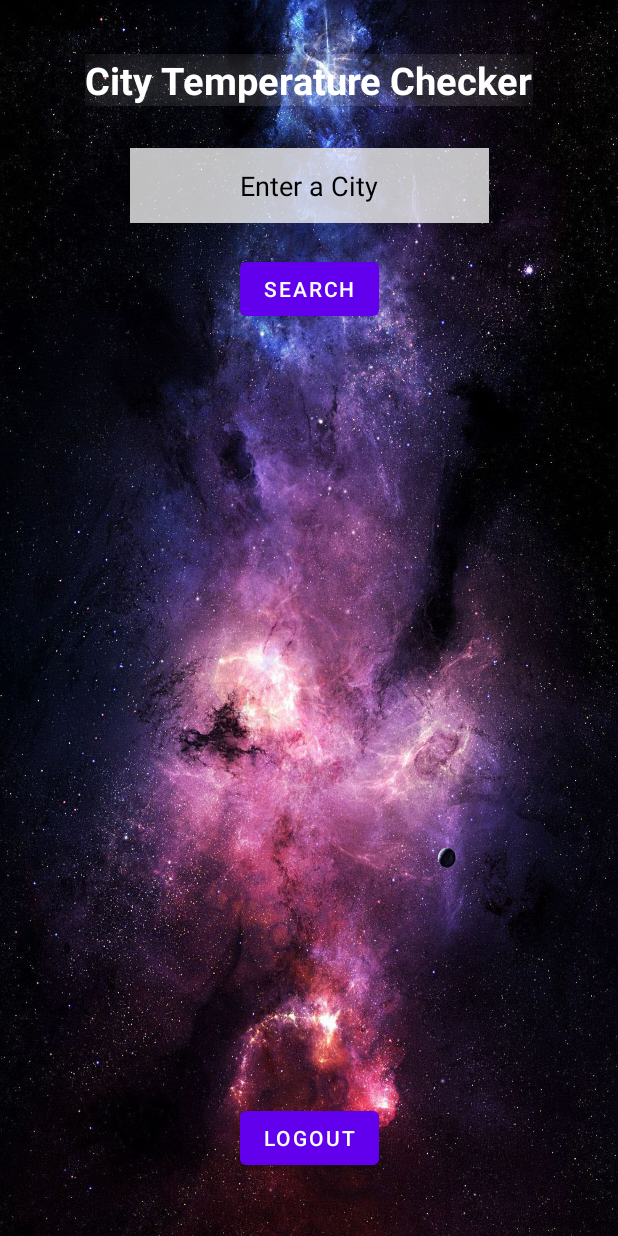
After one commit to gelluelc/TeamVoid_Project, an Android app: the Weather screen opened directly, with no data from a screen before it, on a phone screen of 412 x 824 dp. The commit adds this screen. Run offline under Robolectric (Android 15) with nearby library versions, the phone set to English and light mode, and no system bars; our stand-ins replace Firebase (no records; nobody signed in at launch, a user with empty details on screens opened directly), Volley.

Commit message:
final push

```diff
--- a/app/build.gradle
+++ b/app/build.gradle
@@ -39,4 +39,5 @@ dependencies {
     testImplementation 'junit:junit:4.13.2'
     androidTestImplementation 'androidx.test.ext:junit:1.1.3'
     androidTestImplementation 'androidx.test.espresso:espresso-core:3.4.0'
+    implementation 'com.android.volley:volley:1.2.0'
 }
--- a/app/src/main/AndroidManifest.xml
+++ b/app/src/main/AndroidManifest.xml
@@ -9,7 +9,9 @@
         android:roundIcon="@mipmap/teamvoidlogo_round"
         android:supportsRtl="true"
         android:theme="@style/Theme.TeamVoidProject">
-        <activity android:name=".register"></activity>
+        <activity android:name=".Weather">
+        </activity>
+        <activity android:name=".register" />
         <activity android:name=".MainActivity">
             <intent-filter>
                 <action android:name="android.intent.action.MAIN" />
--- /dev/null
+++ b/app/src/main/java/com/example/teamvoidproject/Weather.java
@@ -0,0 +1,133 @@
+package com.example.teamvoidproject;
+
+import androidx.appcompat.app.AppCompatActivity;
+
+import android.content.Intent;
+import android.os.Bundle;
+import android.view.View;
+import android.widget.Button;
+import android.widget.EditText;
+import android.widget.TextView;
+import android.widget.Toast;
+
+import com.android.volley.Request;
+import com.android.volley.RequestQueue;
+import com.android.volley.Response;
+import com.android.volley.VolleyError;
+import com.android.volley.toolbox.JsonObjectRequest;
+import com.android.volley.toolbox.Volley;
+import com.google.firebase.auth.FirebaseAuth;
+import com.google.firebase.auth.FirebaseUser;
+
+import org.json.JSONException;
+import org.json.JSONObject;
+
+public class Weather extends AppCompatActivity implements View.OnClickListener {
+
+    private EditText et;
+    private TextView tvtemp, tvhumid, tvwindspeed, tvcountry, comment;
+
+    private Button btn_search,btn_logout;
+
+    private FirebaseAuth mAuth;
+
+    @Override
+    protected void onCreate(Bundle savedInstanceState) {
+        super.onCreate(savedInstanceState);
+        setContentView(R.layout.activity_weather);
+
+        initialization();
+        listeners();
+    }
+
+    public void initialization(){
+        et = findViewById(R.id.edt_email);
+        tvtemp = findViewById(R.id.tvtemp);
+        tvhumid = findViewById(R.id.tvhumid);
+        tvwindspeed = findViewById(R.id.tvwindspeed);
+        tvcountry = findViewById(R.id.tvcountry);
+        comment = findViewById(R.id.comment);
+
+        //button
+        btn_search = findViewById(R.id.btn_search);
+        btn_logout = findViewById(R.id.btn_logout);
+
+        mAuth = FirebaseAuth.getInstance();
+    }
+
+    public void listeners(){
+        btn_search.setOnClickListener(this);
+        btn_logout.setOnClickListener(this);
+    }
+
+    @Override
+    public void onClick(View v) {
+        switch (v.getId()){
+            case R.id.btn_search:
+                search();
+                break;
+            case R.id.btn_logout:
+                logout();
+                break;
+        }
+    }
+
+    public void search(){
+        String apikey = "1c41140148ebdd3a5b38055473fffead";
+        String city = et.getText().toString();
+        String url = "https://api.openweathermap.org/data/2.5/weather?q="+ city +"&appid=" + apikey;
+        RequestQueue queue = Volley.newRequestQueue(getApplicationContext());
+        JsonObjectRequest request = new JsonObjectRequest(Request.Method.GET, url, null, new Response.Listener<JSONObject>() {
+            @Override
+            public void onResponse(JSONObject response) {
+                try {
+                    JSONObject object = response.getJSONObject("main");
+                    String temperature = object.getString("temp");
+                    Double temp = Double.parseDouble(temperature)-273.15;
+                    tvtemp.setText("TEMPERATURE:  " + temp.toString().substring(0,5) + "C");
+
+                    String humidity = object.getString("humidity");
+                    Double humid = Double.parseDouble(humidity);
+                    tvhumid.setText("HUMIDITY:  " + humid.toString());
+
+                    JSONObject wind = response.getJSONObject("wind");
+                    String windspd = wind.getString("speed");
+                    Double winds = Double.parseDouble(windspd);
+                    tvwindspeed.setText("Wind Speed: " + winds.toString());
+
+                    JSONObject cntry = response.getJSONObject("sys");
+                    String country = cntry.getString("country");
+                    tvcountry.setText("Country: " + country.toString());
+
+                    if (temp <= 32){
+                        comment.setText("Advice:\nIt might rain. Bring an umbrella!");
+                    }else if(temp <=22){
+                        comment.setText("Advice:\nIt's so Cold bring a Jacket!");
+                    }
+                    else {
+                        comment.setText("Advice:\nWear clothes made from Cotton!");
+                    }
+
+                } catch (JSONException e) {
+                    Toast.makeText(getApplicationContext(),e.getMessage(),Toast.LENGTH_SHORT).show();
+                }
+
+            }
+        }, new Response.ErrorListener() {
+            @Override
+            public void onErrorResponse(VolleyError error) {
+                Toast.makeText(Weather.this, "Incorrect City Name,", Toast.LENGTH_SHORT).show();
+            }
+        });
+        queue.add(request);
+    }
+
+    public void logout(){
+            FirebaseAuth.getInstance().signOut();
+            Toast.makeText(this, "Logout Successfully", Toast.LENGTH_SHORT).show();
+            Intent intent = new Intent(Weather.this, MainActivity.class);
+            startActivity(intent);
+            finish();
+
+    }
+}
--- /dev/null
+++ b/app/src/main/res/layout/activity_weather.xml
@@ -0,0 +1,158 @@
+<?xml version="1.0" encoding="utf-8"?>
+<androidx.constraintlayout.widget.ConstraintLayout xmlns:android="http://schemas.android.com/apk/res/android"
+    xmlns:app="http://schemas.android.com/apk/res-auto"
+    xmlns:tools="http://schemas.android.com/tools"
+    android:layout_width="match_parent"
+    android:layout_height="match_parent"
+    android:background="@drawable/bg"
+    tools:context=".Weather">
+
+
+    <TextView
+        android:id="@+id/textView"
+        android:layout_width="wrap_content"
+        android:layout_height="wrap_content"
+        android:layout_marginTop="36dp"
+        android:shadowColor="@color/white"
+        android:shadowDx="0"
+        android:shadowDy="0"
+        android:shadowRadius="50"
+        android:text="City Temperature Checker"
+        android:textColor="#FFFFFF"
+        android:textSize="25dp"
+        android:textStyle="bold"
+        android:visibility="visible"
+        app:layout_constraintEnd_toEndOf="parent"
+        app:layout_constraintStart_toStartOf="parent"
+        app:layout_constraintTop_toTopOf="parent" />
+
+    <EditText
+        android:id="@+id/edt_email"
+        android:layout_width="239dp"
+        android:layout_height="50dp"
+        android:layout_marginTop="28dp"
+        android:background="@color/white"
+        android:backgroundTint="#BFFFFFFF"
+        android:ems="10"
+        android:hint="Enter a City"
+        android:inputType="textPersonName"
+        android:textAlignment="center"
+        android:textColor="@color/black"
+        android:textColorHint="@color/black"
+        app:layout_constraintEnd_toEndOf="parent"
+        app:layout_constraintStart_toStartOf="parent"
+        app:layout_constraintTop_toBottomOf="@+id/textView"
+        tools:ignore="MissingConstraints" />
+
+    <Button
+        android:id="@+id/btn_search"
+        android:layout_width="wrap_content"
+        android:layout_height="wrap_content"
+        android:layout_marginTop="20dp"
+        android:text="Search"
+        app:layout_constraintEnd_toEndOf="parent"
+        app:layout_constraintStart_toStartOf="parent"
+        app:layout_constraintTop_toBottomOf="@+id/edt_email" />
+
+    <TextView
+        android:id="@+id/tvtemp"
+        android:layout_width="293dp"
+        android:layout_height="48dp"
+        android:layout_marginTop="36dp"
+        android:gravity="center_horizontal"
+        android:text=""
+        android:shadowDx="0"
+        android:shadowDy="0"
+        android:shadowRadius="50"
+        android:textColor="#FFFFFF"
+        android:textSize="24sp"
+        app:layout_constraintEnd_toEndOf="parent"
+        app:layout_constraintStart_toStartOf="parent"
+        app:layout_constraintTop_toBottomOf="@+id/btn_search" />
+
+    <TextView
+        android:id="@+id/tvhumid"
+        android:layout_width="293dp"
+        android:layout_height="48dp"
+        android:gravity="center_horizontal"
+        android:text=""
+        android:shadowDx="0"
+        android:shadowDy="0"
+        android:shadowRadius="50"
+        android:textColor="#FFFFFF"
+        android:textSize="24sp"
+        app:layout_constraintBottom_toBottomOf="parent"
+        app:layout_constraintEnd_toEndOf="parent"
+        app:layout_constraintHorizontal_bias="0.491"
+        app:layout_constraintStart_toStartOf="parent"
+        app:layout_constraintTop_toBottomOf="@+id/tvtemp"
+        app:layout_constraintVertical_bias="0.067" />
+
+    <TextView
+        android:id="@+id/tvwindspeed"
+        android:layout_width="293dp"
+        android:layout_height="48dp"
+        android:gravity="center_horizontal"
+        android:text=""
+        android:shadowDx="0"
+        android:shadowDy="0"
+        android:shadowRadius="50"
+        android:textColor="#FFFFFF"
+        android:textSize="24sp"
+        app:layout_constraintBottom_toBottomOf="parent"
+        app:layout_constraintEnd_toEndOf="parent"
+        app:layout_constraintHorizontal_bias="0.49"
+        app:layout_constraintStart_toStartOf="parent"
+        app:layout_constraintTop_toBottomOf="@+id/tvhumid"
+        app:layout_constraintVertical_bias="0.081" />
+
+    <TextView
+        android:id="@+id/tvcountry"
+        android:layout_width="293dp"
+        android:layout_height="48dp"
+        android:gravity="center_horizontal"
+        android:shadowDx="0"
+        android:shadowDy="0"
+        android:shadowRadius="50"
+        android:text=""
+        android:textColor="#ffffff"
+        android:textSize="24sp"
+        app:layout_constraintBottom_toBottomOf="parent"
+        app:layout_constraintEnd_toEndOf="parent"
+        app:layout_constraintHorizontal_bias="0.491"
+        app:layout_constraintStart_toStartOf="parent"
+        app:layout_constraintTop_toBottomOf="@+id/tvwindspeed"
+        app:layout_constraintVertical_bias="0.103" />
+
+    <TextView
+        android:id="@+id/comment"
+        android:layout_width="294dp"
+        android:layout_height="92dp"
+        android:gravity="center_horizontal"
+        android:shadowDx="0"
+        android:shadowDy="0"
+        android:shadowRadius="50"
+        android:text=""
+        android:textColor="#ffffff"
+        android:textSize="24sp"
+        app:layout_constraintBottom_toBottomOf="parent"
+        app:layout_constraintEnd_toEndOf="parent"
+        app:layout_constraintHorizontal_bias="0.491"
+        app:layout_constraintStart_toStartOf="parent"
+        app:layout_constraintTop_toBottomOf="@+id/tvcountry"
+        app:layout_constraintVertical_bias="0.146" />
+
+    <Button
+        android:id="@+id/btn_logout"
+        android:layout_width="wrap_content"
+        android:layout_height="wrap_content"
+        android:text="Logout"
+        app:layout_constraintBottom_toBottomOf="parent"
+        app:layout_constraintEnd_toEndOf="parent"
+        app:layout_constraintHorizontal_bias="0.501"
+        app:layout_constraintStart_toStartOf="parent"
+        app:layout_constraintTop_toBottomOf="@+id/tvcountry"
+        app:layout_constraintVertical_bias="0.823" />
+
+
+</androidx.constraintlayout.widget.ConstraintLayout>
```
Also changed, not shown: app/src/main/java/com/example/teamvoidproject/MainActivity.java (+72 -2 lines), app/src/main/java/com/example/teamvoidproject/register.java (+4 -3 lines), app/src/main/res/layout/activity_main.xml (+5 -5 lines), app/src/main/res/drawable/button_registration.png (added).
